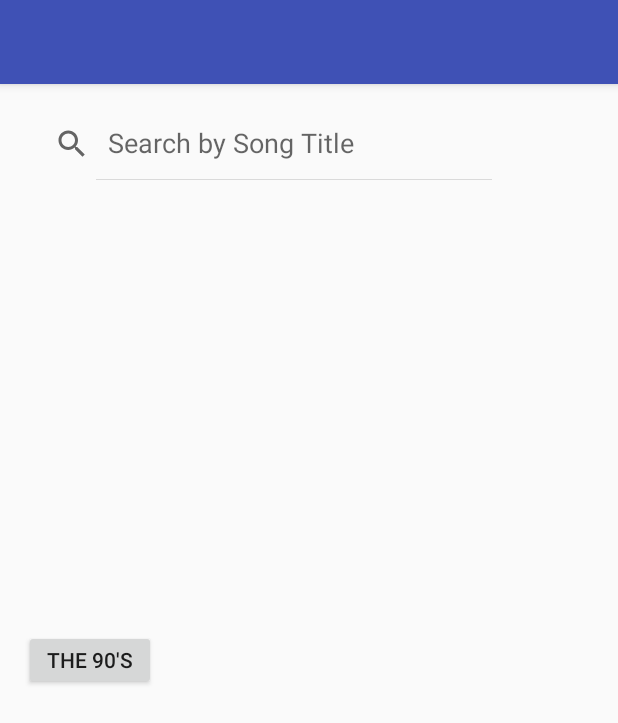
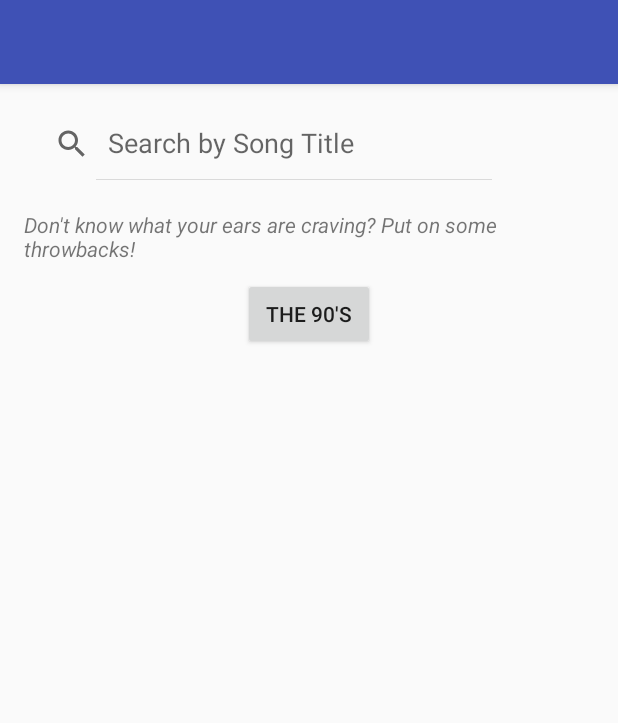
Before and after one commit to knguyen0710/Capstone, an Android app: the screen it shows after launch (Searchable), on a phone screen of 412 x 824 dp. Shown: the top 723 px of the screen. Run offline under Robolectric (Android 15) with nearby library versions, the phone set to English and light mode, and no system bars; libraries missing offline, so code that uses them is left out: com.parse, kaaes.spotify.webapi, retrofit.client; 8 statements that could not run were skipped.

Commit message:
fixed view to have buttons and condiitonal listview for search options

```diff
--- a/app/src/main/java/com/juke/kynasaur/juke2/Searchable.java
+++ b/app/src/main/java/com/juke/kynasaur/juke2/Searchable.java
@@ -93,11 +93,19 @@ public class Searchable extends Activity implements SearchView.OnQueryTextListen
             spotify.searchTracks(query, options, new Callback<TracksPager>() {
                 @Override
                 public void success(TracksPager tracksPager, Response response) {
+                    Button button = (Button) findViewById(R.id.nineties);
+                    button.setVisibility(View.INVISIBLE);
+
+                    TextView text = (TextView) findViewById(R.id.suggestions);
+                    text.setText("Top 5 search results for '" + query + "'");
+
+                    ListView listView = (ListView) findViewById(R.id.list);
+                    listView.setVisibility(View.VISIBLE);
+
                     List<Track> tracks = tracksPager.tracks.items;
                     Log.d("SEARCHED==", tracks.get(0).toString());
 
                     final HashMap<String, String> songAndId = new HashMap<>();
-                    ListView listView = (ListView) findViewById(R.id.list);
                     ArrayList<String> resultList = new ArrayList<>();
                     for(Track t : tracks) {
 
--- a/app/src/main/res/layout/content_searchable.xml
+++ b/app/src/main/res/layout/content_searchable.xml
@@ -13,7 +13,8 @@
         android:layout_width="wrap_content"
         android:layout_height="wrap_content"
         android:id="@+id/search"
-        android:queryHint="@string/search_hint" />
+        android:queryHint="@string/search_hint"
+        android:layout_marginBottom="20dp"/>
 
     <ListView android:id="@+id/list"
         android:layout_width="wrap_content"
@@ -21,32 +22,32 @@
         android:transcriptMode="alwaysScroll"
         android:cacheColorHint="#00000000"
         android:layout_marginTop="100dp"
-        android:listSelector="@android:color/transparent" />
+        android:listSelector="@android:color/transparent"
+        android:visibility="gone"/>
 
-
-    <RelativeLayout
-        android:layout_width="match_parent"
-        android:layout_height="match_parent"
-        android:layout_alignParentBottom="true"
-        android:gravity="center"
-        android:id="@+id/footer">
 
     <TextView
         android:layout_width="wrap_content"
         android:layout_height="wrap_content"
         android:textAppearance="?android:attr/textAppearanceSmall"
-            android:text="Don&apos;t know what your ears are craving? See some suggestions below:"
-            android:id="@+id/textView5"
-            android:layout_above="@+id/nineties"
-            android:layout_alignParentLeft="true"
-            android:layout_alignParentStart="true" />
+        android:text="@string/suggestions"
+        android:id="@+id/suggestions"
+        android:layout_below="@+id/search"
+        android:layout_centerInParent="true"
+        android:visibility="visible"
+        android:textStyle="italic" />
 
     <Button
         android:layout_width="wrap_content"
-            android:layout_height="40dp"
+        android:layout_height="wrap_content"
         android:id="@+id/nineties"
         android:text="the 90's"
-            android:gravity="center"/>
-    </RelativeLayout>
+        android:gravity="center"
+        android:layout_below="@+id/suggestions"
+        android:layout_margin="10dp"
+        android:visibility="visible"
+        android:layout_centerVertical="true"
+        android:layout_centerInParent="true"/>
+
 
 </RelativeLayout>
--- a/app/src/main/res/values/strings.xml
+++ b/app/src/main/res/values/strings.xml
@@ -23,6 +23,7 @@
     <string name="title_activity_searchable">Searchable</string>
     <string name="title_activity_search_results">SearchResults</string>
     <string name="search_label">Search</string>
+    <string name="suggestions">Don\'t know what your ears are craving? Put on some throwbacks!</string>
 
 
 </resources>
```
Lines whose indentation alone changed are shown as unchanged.
